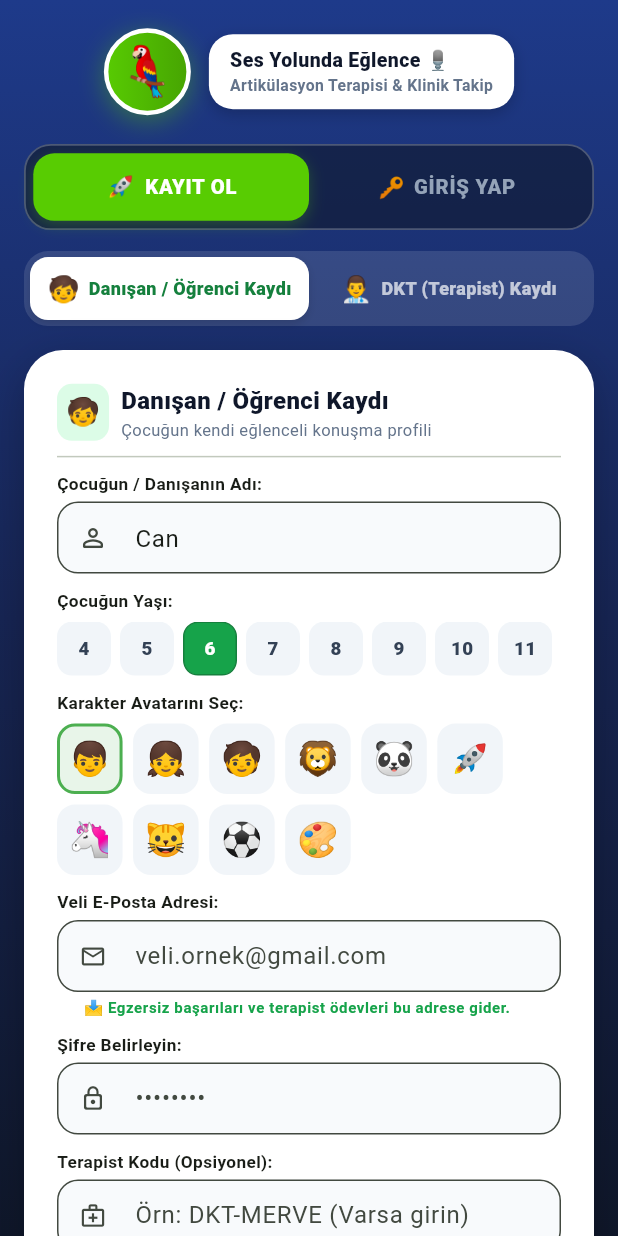
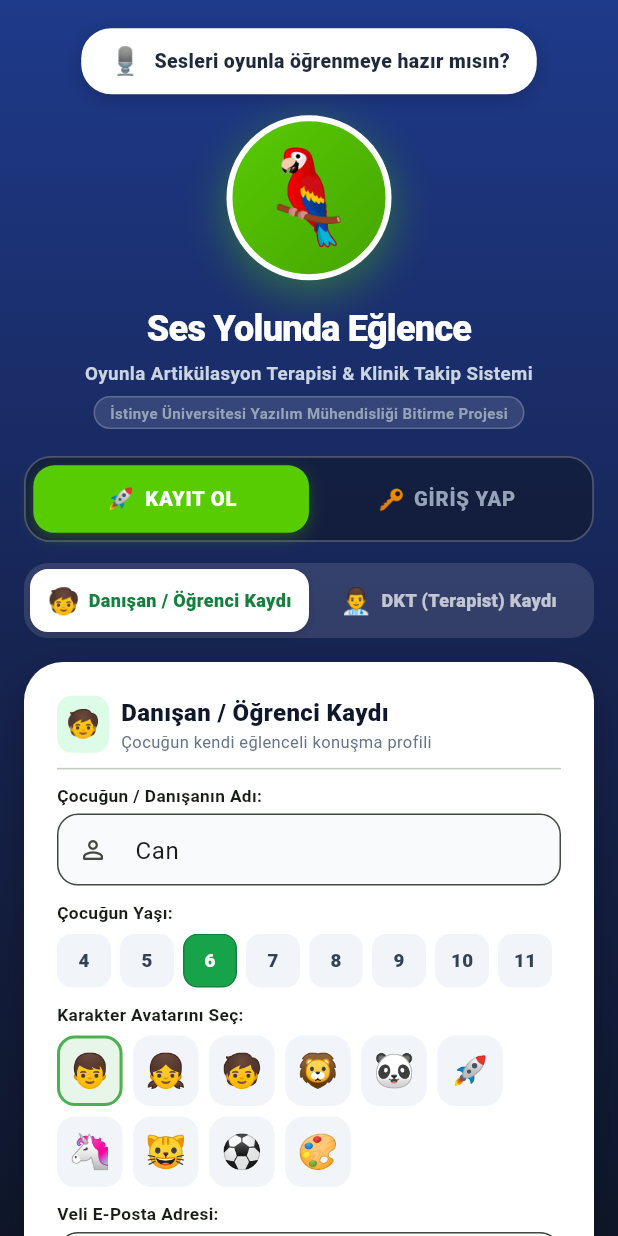
Before and after one commit to betulgul5634-wq/SesYolundaEglence, a Flutter app: the screen it shows after launch, on a phone screen of 412 x 824 dp. Run offline on Flutter 3.47's test engine with Material 3 defaults, Android fonts, the phone set to English and light mode, and no system bars; missing offline and left inert: dart:html, dart:js, dart:ui_web; Roboto replaces fonts that are missing (Nunito).

Commit message:
style: enlarge parrot mascot on onboarding screen

```diff
--- a/mobile/lib/screens/onboarding_auth_screen.dart
+++ b/mobile/lib/screens/onboarding_auth_screen.dart
@@ -203,49 +203,90 @@ class _OnboardingAuthScreenState extends State<OnboardingAuthScreen>
             offset: Offset(0, _mascotBounce.value),
             child: child,
           ),
-          child: Row(
-            mainAxisAlignment: MainAxisAlignment.center,
+          child: Column(
             children: [
+              // Konuşma Baloncuğu
               Container(
-                width: 58,
-                height: 58,
+                padding: const EdgeInsets.symmetric(horizontal: 18, vertical: 9),
                 decoration: BoxDecoration(
-                  gradient: const LinearGradient(
-                    colors: [Color(0xFF58CC02), Color(0xFF46A302)],
-                  ),
-                  shape: BoxShape.circle,
-                  border: Border.all(color: Colors.white, width: 3),
+                  color: Colors.white,
+                  borderRadius: BorderRadius.circular(20),
                   boxShadow: const [
-                    BoxShadow(color: Color(0x6658CC02), blurRadius: 14, offset: Offset(0, 4)),
+                    BoxShadow(color: Color(0x33000000), blurRadius: 10, offset: Offset(0, 3)),
                   ],
                 ),
-                child: const Center(child: Text('🦜', style: TextStyle(fontSize: 32))),
-              ),
-              const SizedBox(width: 12),
-              Container(
-                padding: const EdgeInsets.symmetric(horizontal: 14, vertical: 8),
-                decoration: BoxDecoration(
-                  color: Colors.white,
-                  borderRadius: BorderRadius.circular(16),
-                  boxShadow: const [
-                    BoxShadow(color: Color(0x33000000), blurRadius: 8, offset: Offset(0, 3)),
-                  ],
-                ),
-                child: const Column(
-                  crossAxisAlignment: CrossAxisAlignment.start,
+                child: const Row(
+                  mainAxisSize: MainAxisSize.min,
                   children: [
+                    Text('🎙️', style: TextStyle(fontSize: 18)),
+                    SizedBox(width: 8),
                     Text(
-                      'Ses Yolunda Eğlence 🎙️',
-                      style: TextStyle(fontWeight: FontWeight.w900, fontSize: 13, color: Color(0xFF0F172A)),
-                    ),
-                    Text(
-                      'Artikülasyon Terapisi & Klinik Takip',
-                      style: TextStyle(fontSize: 10.5, color: Color(0xFF64748B), fontWeight: FontWeight.w700),
+                      'Sesleri oyunla öğrenmeye hazır mısın?',
+                      style: TextStyle(
+                        fontWeight: FontWeight.w900,
+                        fontSize: 13,
+                        color: Color(0xFF1E293B),
+                      ),
                     ),
                   ],
                 ),
               ),
+              const SizedBox(height: 14),
+              // Büyük Canlı 3D Papağan Maskotu
+              Container(
+                width: 110,
+                height: 110,
+                decoration: BoxDecoration(
+                  gradient: const LinearGradient(
+                    colors: [Color(0xFF58CC02), Color(0xFF46A302)],
+                    begin: Alignment.topLeft,
+                    end: Alignment.bottomRight,
+                  ),
+                  shape: BoxShape.circle,
+                  border: Border.all(color: Colors.white, width: 4),
+                  boxShadow: const [
+                    BoxShadow(color: Color(0x6658CC02), blurRadius: 24, offset: Offset(0, 8)),
+                  ],
+                ),
+                child: const Center(
+                  child: Text('🦜', style: TextStyle(fontSize: 60)),
+                ),
+              ),
             ],
+          ),
+        ),
+        const SizedBox(height: 14),
+        const Text(
+          'Ses Yolunda Eğlence',
+          textAlign: TextAlign.center,
+          style: TextStyle(
+            fontSize: 24,
+            fontWeight: FontWeight.w900,
+            color: Colors.white,
+            letterSpacing: -0.5,
+          ),
+        ),
+        const SizedBox(height: 4),
+        const Text(
+          'Oyunla Artikülasyon Terapisi & Klinik Takip Sistemi',
+          textAlign: TextAlign.center,
+          style: TextStyle(
+            fontSize: 12.5,
+            color: Color(0xFFCBD5E1),
+            fontWeight: FontWeight.w600,
+          ),
+        ),
+        const SizedBox(height: 6),
+        Container(
+          padding: const EdgeInsets.symmetric(horizontal: 10, vertical: 3),
+          decoration: BoxDecoration(
+            color: Colors.white.withValues(alpha: 0.12),
+            borderRadius: BorderRadius.circular(12),
+            border: Border.all(color: Colors.white.withValues(alpha: 0.2)),
+          ),
+          child: const Text(
+            'İstinye Üniversitesi Yazılım Mühendisliği Bitirme Projesi',
+            style: TextStyle(fontSize: 10, color: Color(0xFF94A3B8), fontWeight: FontWeight.bold),
           ),
         ),
       ],
```
